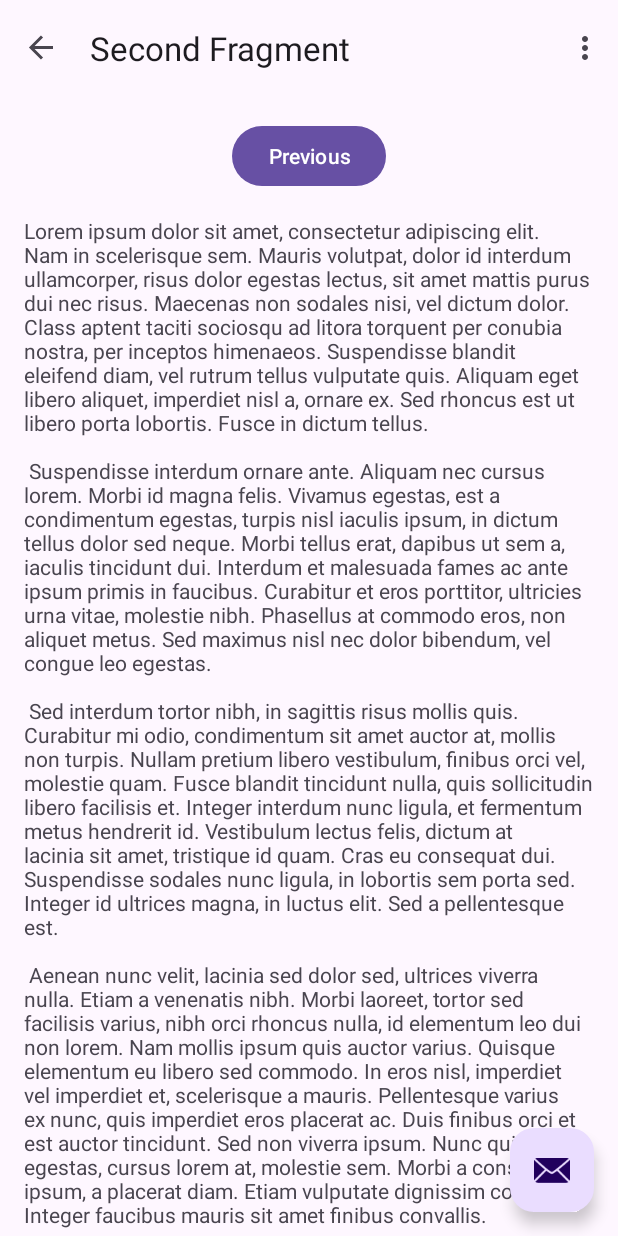
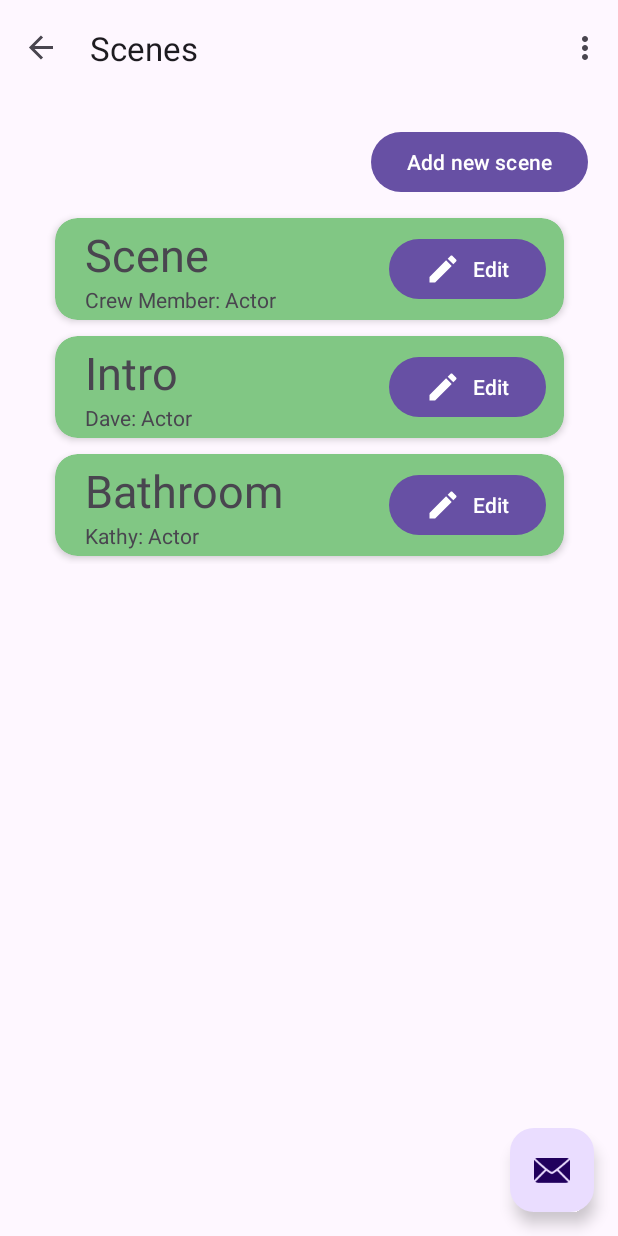
Before and after one commit to konmaz/Android_FilmTime, an Android app: the SecondFragment screen opened through its navigation route, in the options menu, after a tap on "Settings", on a phone screen of 412 x 824 dp. Run offline under Robolectric (Android 15) with nearby library versions, the phone set to English and light mode, and no system bars; our stand-ins replace navigation-ui.

Commit message:
Add scenes fragment

```diff
--- a/app/build.gradle
+++ b/app/build.gradle
@@ -34,7 +34,7 @@ android {
 dependencies {
 
     implementation 'androidx.appcompat:appcompat:1.6.1'
-    implementation 'com.google.android.material:material:1.5.0'
+    implementation 'com.google.android.material:material:1.9.0'
     implementation 'androidx.constraintlayout:constraintlayout:2.1.4'
     implementation 'androidx.navigation:navigation-fragment:2.5.3'
     implementation 'androidx.navigation:navigation-ui:2.5.3'
--- a/app/src/main/AndroidManifest.xml
+++ b/app/src/main/AndroidManifest.xml
@@ -15,7 +15,6 @@
         <activity
             android:name=".MainActivity"
             android:exported="true"
-            android:label="@string/app_name"
             android:theme="@style/Theme.FilmTime">
             <intent-filter>
                 <action android:name="android.intent.action.MAIN" />
--- a/app/src/main/java/gr/auth/csd/filmtime/FirstFragment.java
+++ b/app/src/main/java/gr/auth/csd/filmtime/HomeFragment.java
@@ -9,11 +9,11 @@ import androidx.annotation.NonNull;
 import androidx.fragment.app.Fragment;
 import androidx.navigation.fragment.NavHostFragment;
 
-import gr.auth.csd.filmtime.databinding.FragmentFirstBinding;
+import gr.auth.csd.filmtime.databinding.FragmentHomeBinding;
 
-public class FirstFragment extends Fragment {
+public class HomeFragment extends Fragment {
 
-    private FragmentFirstBinding binding;
+    private FragmentHomeBinding binding;
 
     @Override
     public View onCreateView(
@@ -21,7 +21,7 @@ public class FirstFragment extends Fragment {
             Bundle savedInstanceState
     ) {
 
-        binding = FragmentFirstBinding.inflate(inflater, container, false);
+        binding = FragmentHomeBinding.inflate(inflater, container, false);
         return binding.getRoot();
 
     }
@@ -32,8 +32,8 @@ public class FirstFragment extends Fragment {
         binding.buttonScenes.setOnClickListener(new View.OnClickListener() {
             @Override
             public void onClick(View view) {
-                NavHostFragment.findNavController(FirstFragment.this)
-                        .navigate(R.id.action_FirstFragment_to_SecondFragment);
+                NavHostFragment.findNavController(HomeFragment.this)
+                        .navigate(R.id.HomeFragment);
             }
         });
     }
--- /dev/null
+++ b/app/src/main/java/gr/auth/csd/filmtime/RecyclerAdapterScene.java
@@ -0,0 +1,68 @@
+package gr.auth.csd.filmtime;
+
+import android.view.LayoutInflater;
+import android.view.View;
+import android.view.ViewGroup;
+import android.widget.TextView;
+
+import androidx.annotation.NonNull;
+import androidx.recyclerview.widget.RecyclerView;
+
+import com.google.android.material.snackbar.Snackbar;
+
+import java.util.ArrayList;
+
+import gr.auth.csd.filmtime.helpers.Scene;
+
+public class RecyclerAdapterScene extends RecyclerView.Adapter<RecyclerAdapterScene.ViewHolder>{
+
+    private final ArrayList<Scene> scenes;
+
+    public RecyclerAdapterScene(ArrayList<Scene> scenes){
+        this.scenes = scenes;
+    }
+    @NonNull
+    @Override
+    public ViewHolder onCreateViewHolder(@NonNull ViewGroup parent, int viewType) {
+        View v = LayoutInflater.from(parent.getContext()).inflate(R.layout.card_layout_scene, parent, false);
+        return new ViewHolder(v);
+    }
+
+    @Override
+    public void onBindViewHolder(@NonNull ViewHolder holder, int position) {
+        holder.itemTitle.setText(scenes.get(position).getName());
+        String nameOfCrew = scenes.get(position).getCrewMember(0).getName();
+        String jobOfCrew = scenes.get(position).getCrewMember(0).getJob();
+        String crewText = nameOfCrew + ": " + jobOfCrew;
+        holder.itemDetail.setText(crewText);
+    }
+
+    @Override
+    public int getItemCount() {
+
+        return scenes.size();
+    }
+
+    static class ViewHolder extends RecyclerView.ViewHolder {
+        final TextView itemTitle;
+        final TextView itemDetail;
+
+        public ViewHolder(View itemView) {
+            super(itemView);
+            itemTitle = itemView.findViewById(R.id.item_title);
+            itemDetail = itemView.findViewById(R.id.item_detail);
+
+
+            itemView.setOnClickListener(new View.OnClickListener() {
+                @Override public void onClick(View v) {
+                    int position = getAdapterPosition() + 1;
+                    Snackbar.make(v, "Click detected on item " + position,
+                            Snackbar.LENGTH_LONG).show();
+                }
+            });
+
+        }
+
+
+    }
+}
--- a/app/src/main/java/gr/auth/csd/filmtime/SecondFragment.java
+++ b/app/src/main/java/gr/auth/csd/filmtime/SecondFragment.java
@@ -4,36 +4,67 @@ import android.os.Bundle;
 import android.view.LayoutInflater;
 import android.view.View;
 import android.view.ViewGroup;
+import android.widget.Button;
 
 import androidx.annotation.NonNull;
 import androidx.fragment.app.Fragment;
-import androidx.navigation.fragment.NavHostFragment;
+import androidx.recyclerview.widget.LinearLayoutManager;
+import androidx.recyclerview.widget.RecyclerView;
+
+import java.util.ArrayList;
+import java.util.Arrays;
 
 import gr.auth.csd.filmtime.databinding.FragmentSecondBinding;
+import gr.auth.csd.filmtime.helpers.CrewMember;
+import gr.auth.csd.filmtime.helpers.Scene;
 
 public class SecondFragment extends Fragment {
 
     private FragmentSecondBinding binding;
+    private RecyclerView recyclerView;
+    private RecyclerView.LayoutManager layoutManager;
+    private RecyclerView.Adapter<RecyclerAdapterScene.ViewHolder> adapter;
+    private Button addButton;
 
     @Override
-    public View onCreateView(
-            LayoutInflater inflater, ViewGroup container,
-            Bundle savedInstanceState
-    ) {
-
+    public View onCreateView(LayoutInflater inflater, ViewGroup container, Bundle savedInstanceState) {
         binding = FragmentSecondBinding.inflate(inflater, container, false);
         return binding.getRoot();
-
     }
 
+    @Override
     public void onViewCreated(@NonNull View view, Bundle savedInstanceState) {
         super.onViewCreated(view, savedInstanceState);
 
-        binding.buttonSecond.setOnClickListener(new View.OnClickListener() {
+        recyclerView = view.findViewById(R.id.recycler_scenes);
+        addButton = view.findViewById(R.id.add_new_scene);
+
+        ArrayList<CrewMember> crewmembers1 = new ArrayList<CrewMember>(Arrays.asList(
+                new CrewMember("Dave", "Actor"), new CrewMember("John", "Camera")));
+
+        ArrayList<CrewMember> crewmembers2 = new ArrayList<CrewMember>(Arrays.asList(
+                new CrewMember("Kathy", "Actor"), new CrewMember("John", "Camera")));
+
+        ArrayList<ArrayList<CrewMember>> crews1 = new ArrayList<ArrayList<CrewMember>>();
+        crews1.add(crewmembers1);
+        crews1.add(crewmembers2);
+
+        ArrayList<Scene> scenes1 = new ArrayList<Scene>(Arrays.asList(
+                new Scene("Intro", crews1.get(0)),
+                new Scene("Bathroom", crews1.get(1))));
+
+        layoutManager = new LinearLayoutManager(requireContext());
+        recyclerView.setLayoutManager(layoutManager);
+
+        adapter = new RecyclerAdapterScene(scenes1);
+        recyclerView.setAdapter(adapter);
+        recyclerView.setLayoutManager(new LinearLayoutManager(requireContext()));
+
+        addButton.setOnClickListener(new View.OnClickListener() {
             @Override
-            public void onClick(View view) {
-                NavHostFragment.findNavController(SecondFragment.this)
-                        .navigate(R.id.action_SecondFragment_to_FirstFragment);
+            public void onClick(View v) {
+                scenes1.add(0, new Scene());
+                adapter.notifyItemInserted(0);
             }
         });
     }
@@ -43,5 +74,4 @@ public class SecondFragment extends Fragment {
         super.onDestroyView();
         binding = null;
     }
-
 }
--- /dev/null
+++ b/app/src/main/java/gr/auth/csd/filmtime/helpers/CrewMember.java
@@ -0,0 +1,32 @@
+package gr.auth.csd.filmtime.helpers;
+
+public class CrewMember {
+    private String name;
+    private String job;
+
+    public CrewMember(String name, String job){
+        this.name = name;
+        this.job = job;
+    }
+
+    public CrewMember(){
+        name = "Crew Member";
+        job = "Actor";
+    }
+
+    public void setName(String name){
+        this.name = name;
+    }
+
+    public String getName(){
+        return this.name;
+    }
+
+    public void setJob(String job){
+        this.job = job;
+    }
+
+    public String getJob(){
+        return job;
+    }
+}
--- /dev/null
+++ b/app/src/main/java/gr/auth/csd/filmtime/helpers/Scene.java
@@ -0,0 +1,53 @@
+package gr.auth.csd.filmtime.helpers;
+
+import java.util.ArrayList;
+import java.util.Arrays;
+import java.util.Collections;
+
+public class Scene {
+    private String name;
+    private ArrayList<CrewMember> crew;
+
+    public Scene(String name, ArrayList<CrewMember> crew){
+        this.name = name;
+        this.crew = crew;
+    }
+
+    public Scene(){
+        this.name = "Scene";
+        this.crew = new ArrayList<CrewMember>(Collections.singletonList(new CrewMember()));
+    }
+
+    public void setName(String name){
+        this.name = name;
+    }
+
+    public String getName(){
+        return name;
+    }
+
+    public void setCrewList(ArrayList<CrewMember> crew){
+        this.crew = crew;
+    }
+
+    public void pushCrewMember(CrewMember member){
+        this.crew.add(member);
+    }
+
+    public void popCrewMember(){
+        this.crew.remove(this.crew.size());
+    }
+
+    public void removeCrewMember(int position){
+        this.crew.remove(position);
+    }
+
+    public void insertCrewMember(CrewMember member, int position){
+        this.crew.add(position, member);
+    }
+
+    public CrewMember getCrewMember(int position){
+        return this.crew.get(position);
+    }
+
+}
--- a/app/src/main/res/drawable-v24/ic_launcher_foreground.xml
+++ /dev/null
@@ -1,30 +0,0 @@
-<vector xmlns:android="http://schemas.android.com/apk/res/android"
-    xmlns:aapt="http://schemas.android.com/aapt"
-    android:width="108dp"
-    android:height="108dp"
-    android:viewportWidth="108"
-    android:viewportHeight="108">
-    <path android:pathData="M31,63.928c0,0 6.4,-11 12.1,-13.1c7.2,-2.6 26,-1.4 26,-1.4l38.1,38.1L107,108.928l-32,-1L31,63.928z">
-        <aapt:attr name="android:fillColor">
-            <gradient
-                android:endX="85.84757"
-                android:endY="92.4963"
-                android:startX="42.9492"
-                android:startY="49.59793"
-                android:type="linear">
-                <item
-                    android:color="#44000000"
-                    android:offset="0.0" />
-                <item
-                    android:color="#00000000"
-                    android:offset="1.0" />
-            </gradient>
-        </aapt:attr>
-    </path>
-    <path
-        android:fillColor="#FFFFFF"
-        android:fillType="nonZero"
-        android:pathData="M65.3,45.828l3.8,-6.6c0.2,-0.4 0.1,-0.9 -0.3,-1.1c-0.4,-0.2 -0.9,-0.1 -1.1,0.3l-3.9,6.7c-6.3,-2.8 -13.4,-2.8 -19.7,0l-3.9,-6.7c-0.2,-0.4 -0.7,-0.5 -1.1,-0.3C38.8,38.328 38.7,38.828 38.9,39.228l3.8,6.6C36.2,49.428 31.7,56.028 31,63.928h46C76.3,56.028 71.8,49.428 65.3,45.828zM43.4,57.328c-0.8,0 -1.5,-0.5 -1.8,-1.2c-0.3,-0.7 -0.1,-1.5 0.4,-2.1c0.5,-0.5 1.4,-0.7 2.1,-0.4c0.7,0.3 1.2,1 1.2,1.8C45.3,56.528 44.5,57.328 43.4,57.328L43.4,57.328zM64.6,57.328c-0.8,0 -1.5,-0.5 -1.8,-1.2s-0.1,-1.5 0.4,-2.1c0.5,-0.5 1.4,-0.7 2.1,-0.4c0.7,0.3 1.2,1 1.2,1.8C66.5,56.528 65.6,57.328 64.6,57.328L64.6,57.328z"
-        android:strokeWidth="1"
-        android:strokeColor="#00000000" />
-</vector>
--- /dev/null
+++ b/app/src/main/res/drawable/baseline_edit_24.xml
@@ -0,0 +1,5 @@
+<vector android:height="24dp" android:tint="#FFFFFF"
+    android:viewportHeight="24" android:viewportWidth="24"
+    android:width="24dp" xmlns:android="http://schemas.android.com/apk/res/android">
+    <path android:fillColor="@android:color/white" android:pathData="M3,17.25V21h3.75L17.81,9.94l-3.75,-3.75L3,17.25zM20.71,7.04c0.39,-0.39 0.39,-1.02 0,-1.41l-2.34,-2.34c-0.39,-0.39 -1.02,-0.39 -1.41,0l-1.83,1.83 3.75,3.75 1.83,-1.83z"/>
+</vector>
--- /dev/null
+++ b/app/src/main/res/layout/card_layout_scene.xml
@@ -0,0 +1,49 @@
+<?xml version="1.0" encoding="utf-8"?>
+<androidx.cardview.widget.CardView xmlns:android="http://schemas.android.com/apk/res/android"
+    xmlns:card_view="http://schemas.android.com/apk/res-auto"
+    android:layout_width="match_parent"
+    android:layout_height="wrap_content"
+    xmlns:app="http://schemas.android.com/tools"
+    android:id="@+id/card_view"
+    android:layout_margin="5dp"
+    card_view:cardBackgroundColor="#81C784"
+    card_view:cardCornerRadius="15dp"
+    card_view:cardElevation="3dp"
+    card_view:contentPadding="4dp"
+    android:foreground="?selectableItemBackground">
+    <androidx.constraintlayout.widget.ConstraintLayout
+        android:layout_width="match_parent"
+        android:layout_height="wrap_content">
+
+        <TextView
+            android:id="@+id/item_title"
+            android:layout_width="wrap_content"
+            android:layout_height="wrap_content"
+            android:layout_marginStart="16dp"
+            android:text="@string/scene"
+            android:textSize="30sp"
+            card_view:layout_constraintStart_toStartOf="parent"
+            card_view:layout_constraintTop_toTopOf="parent" />
+
+        <TextView
+            android:id="@+id/item_detail"
+            android:layout_width="wrap_content"
+            android:layout_height="wrap_content"
+            android:layout_marginStart="16dp"
+            android:text="@string/scene_detail"
+            card_view:layout_constraintStart_toStartOf="parent"
+            card_view:layout_constraintTop_toBottomOf="@+id/item_title" />
+
+        <Button
+            android:id="@+id/edit"
+            android:layout_width="wrap_content"
+            android:layout_height="wrap_content"
+            android:layout_marginEnd="8dp"
+            android:text="@string/edit"
+            android:drawableLeft="@drawable/baseline_edit_24"
+            card_view:layout_constraintBottom_toBottomOf="parent"
+            card_view:layout_constraintEnd_toEndOf="parent"
+            card_view:layout_constraintTop_toTopOf="parent" />
+
+    </androidx.constraintlayout.widget.ConstraintLayout>
+</androidx.cardview.widget.CardView>
--- a/app/src/main/res/layout/fragment_first.xml
+++ b/app/src/main/res/layout/fragment_home.xml
@@ -4,7 +4,7 @@
     xmlns:tools="http://schemas.android.com/tools"
     android:layout_width="match_parent"
     android:layout_height="match_parent"
-    tools:context=".FirstFragment">
+    tools:context=".HomeFragment">
 
     <androidx.constraintlayout.widget.ConstraintLayout
         android:layout_width="match_parent"
@@ -45,7 +45,7 @@
                 android:id="@+id/button_assets"
                 android:layout_width="match_parent"
                 android:layout_height="wrap_content"
-                android:text="Assets"
+                android:text="@string/assets"
                 android:textSize="20sp"
                 app:icon="@drawable/baseline_people_24" />
 
@@ -53,7 +53,7 @@
                 android:id="@+id/button_scenes"
                 android:layout_width="match_parent"
                 android:layout_height="wrap_content"
-                android:text="Scenes"
+                android:text="@string/scenes"
                 android:textSize="20sp"
                 app:icon="@drawable/baseline_list_24" />
 
--- a/app/src/main/res/layout/fragment_second.xml
+++ b/app/src/main/res/layout/fragment_second.xml
@@ -1,35 +1,30 @@
 <?xml version="1.0" encoding="utf-8"?>
-<androidx.core.widget.NestedScrollView xmlns:android="http://schemas.android.com/apk/res/android"
+<androidx.constraintlayout.widget.ConstraintLayout xmlns:android="http://schemas.android.com/apk/res/android"
     xmlns:app="http://schemas.android.com/apk/res-auto"
     xmlns:tools="http://schemas.android.com/tools"
     android:layout_width="match_parent"
     android:layout_height="match_parent"
-    tools:context=".SecondFragment">
+    tools:context=".MainActivity">
 
-    <androidx.constraintlayout.widget.ConstraintLayout
-        android:layout_width="match_parent"
-        android:layout_height="match_parent"
-        android:padding="16dp">
+    <Button
+        android:id="@+id/add_new_scene"
+        android:layout_width="wrap_content"
+        android:layout_height="wrap_content"
+        android:layout_marginTop="20dp"
+        android:layout_marginEnd="20dp"
+        android:text="@string/add_new_scene"
+        app:layout_constraintEnd_toEndOf="parent"
+        app:layout_constraintTop_toTopOf="parent" />
 
-        <Button
-            android:id="@+id/button_second"
-            android:layout_width="wrap_content"
-            android:layout_height="wrap_content"
-            android:text="@string/previous"
-            app:layout_constraintBottom_toTopOf="@id/textview_second"
-            app:layout_constraintEnd_toEndOf="parent"
-            app:layout_constraintStart_toStartOf="parent"
-            app:layout_constraintTop_toTopOf="parent" />
+    <androidx.recyclerview.widget.RecyclerView
+        android:id="@+id/recycler_scenes"
+        android:layout_width="wrap_content"
+        android:layout_height="wrap_content"
+        android:layout_marginTop="8dp"
+        android:fadeScrollbars="true"
+        android:minWidth="350dp"
+        app:layout_constraintEnd_toEndOf="parent"
+        app:layout_constraintStart_toStartOf="parent"
+        app:layout_constraintTop_toBottomOf="@+id/add_new_scene" />
 
-        <TextView
-            android:id="@+id/textview_second"
-            android:layout_width="wrap_content"
-            android:layout_height="wrap_content"
-            android:layout_marginTop="16dp"
-            android:text="@string/lorem_ipsum"
-            app:layout_constraintBottom_toBottomOf="parent"
-            app:layout_constraintEnd_toEndOf="parent"
-            app:layout_constraintStart_toStartOf="parent"
-            app:layout_constraintTop_toBottomOf="@id/button_second" />
-    </androidx.constraintlayout.widget.ConstraintLayout>
-</androidx.core.widget.NestedScrollView>
+</androidx.constraintlayout.widget.ConstraintLayout>
--- a/app/src/main/res/navigation/nav_graph.xml
+++ b/app/src/main/res/navigation/nav_graph.xml
@@ -7,18 +7,18 @@
 
     <fragment
         android:id="@+id/FirstFragment"
-        android:name="gr.auth.csd.filmtime.FirstFragment"
-        android:label="@string/first_fragment_label"
-        tools:layout="@layout/fragment_first">
+        android:name="gr.auth.csd.filmtime.HomeFragment"
+        android:label="@string/home_fragment_label"
+        tools:layout="@layout/fragment_home">
 
         <action
-            android:id="@+id/action_FirstFragment_to_SecondFragment"
+            android:id="@+id/HomeFragment"
             app:destination="@id/SecondFragment" />
     </fragment>
     <fragment
         android:id="@+id/SecondFragment"
         android:name="gr.auth.csd.filmtime.SecondFragment"
-        android:label="@string/second_fragment_label"
+        android:label="@string/scenes_fragment_label"
         tools:layout="@layout/fragment_second">
 
         <action
--- a/app/src/main/res/values-v23/themes.xml
+++ /dev/null
@@ -1,9 +0,0 @@
-<resources xmlns:tools="http://schemas.android.com/tools">
-
-    <style name="Theme.FilmTime" parent="Base.Theme.FilmTime">
-        <!-- Transparent system bars for edge-to-edge. -->
-        <item name="android:navigationBarColor">@android:color/transparent</item>
-        <item name="android:statusBarColor">@android:color/transparent</item>
-        <item name="android:windowLightStatusBar">?attr/isLightTheme</item>
-    </style>
-</resources>
--- a/app/src/main/res/values/strings.xml
+++ b/app/src/main/res/values/strings.xml
@@ -2,10 +2,16 @@
     <string name="app_name">FilmTime</string>
     <string name="action_settings">Settings</string>
     <!-- Strings used for fragments for navigation -->
-    <string name="first_fragment_label">Film Time</string>
-    <string name="second_fragment_label">Second Fragment</string>
+    <string name="home_fragment_label">Film Time</string>
+    <string name="scenes_fragment_label">Scenes</string>
     <string name="next">Next</string>
     <string name="previous">Previous</string>
+
+    <string name="add_new_scene">Add new scene</string>
+    <string name="scenes">Scenes</string>
+    <string name="scene">Scene</string>
+    <string name="scene_detail">Scene detail</string>
+    <string name="edit">Edit</string>
 
     <string name="lorem_ipsum">
         Lorem ipsum dolor sit amet, consectetur adipiscing elit. Nam in scelerisque sem. Mauris
@@ -45,4 +51,5 @@
     </string>
     <string name="introduction">With this app you can manage you Film Schedule, you can import your Actors in the ASSETS page, import your scenes in SCENES, and get an overview in calendar.</string>
     <string name="calendar">Calendar</string>
+    <string name="assets">Assets</string>
 </resources>
```
